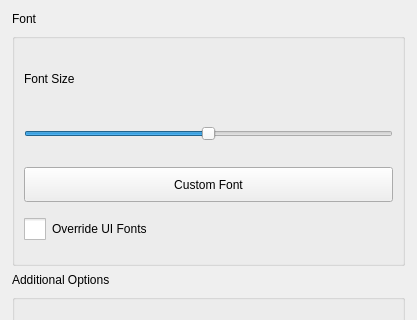
Qt form src/Preferences.ui (ic005k/Knot-Legacy) before a commit; both pictures show x 0 to 417 and y 0 to 320 of the 417 by 623 pixel window.
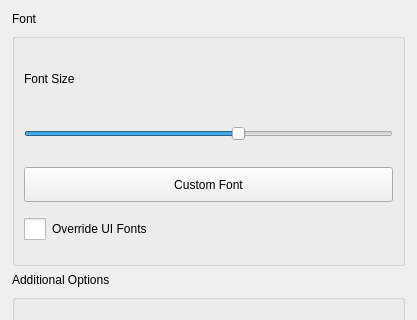
The same form after that commit. Icons and pictures are not drawn.

The edit to the form file:
```diff
--- a/src/Preferences.ui
+++ b/src/Preferences.ui
@@ -88,7 +88,7 @@
          <number>9</number>
         </property>
         <property name="maximum">
-         <number>23</number>
+         <number>21</number>
         </property>
         <property name="pageStep">
          <number>1</number>
```
